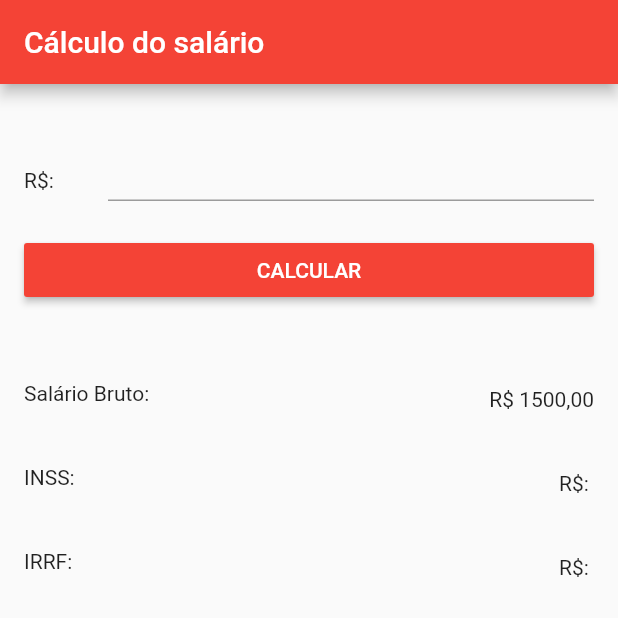
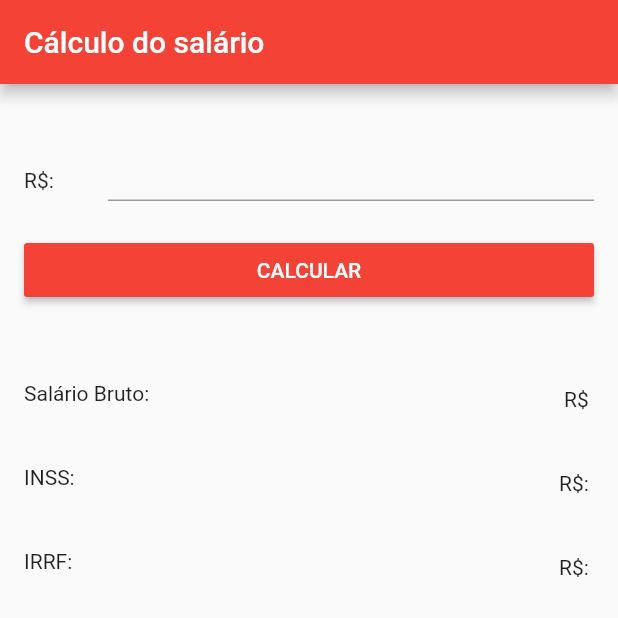
Before and after one commit to pedrotres/app_salario, a Flutter app: the screen it shows after launch, on a phone screen of 412 x 824 dp, the top half of it. Run offline on Flutter 3.47's test engine with Material 2 defaults, Android fonts, the phone set to English and light mode, and no system bars; our stand-ins replace brasil_fields.

Commit message:
ajuste calculo inss

```diff
--- a/lib/pages/home/homeController.dart
+++ b/lib/pages/home/homeController.dart
@@ -11,6 +11,8 @@ class HomeController {
       return (salario * 12) / 100;
     } else if (salario >= 3305.23 && salario <= 6433.57) {
       return (salario * 14) / 100;
+    } else if (salario > 6433.57) {
+      return (salario - 751.97);
     }
   }
 
--- a/lib/pages/home/homeView.dart
+++ b/lib/pages/home/homeView.dart
@@ -76,7 +76,7 @@ class _HomeState extends State<Home> {
             ),
             ListTile(
               leading: Text('Salário Bruto: '),
-              trailing: Text('R\$ 1500,00'),
+              trailing: Text('R\$ ${salarioController.text}'),
             ),
             ListTile(
               leading: Text('INSS: '),
```
